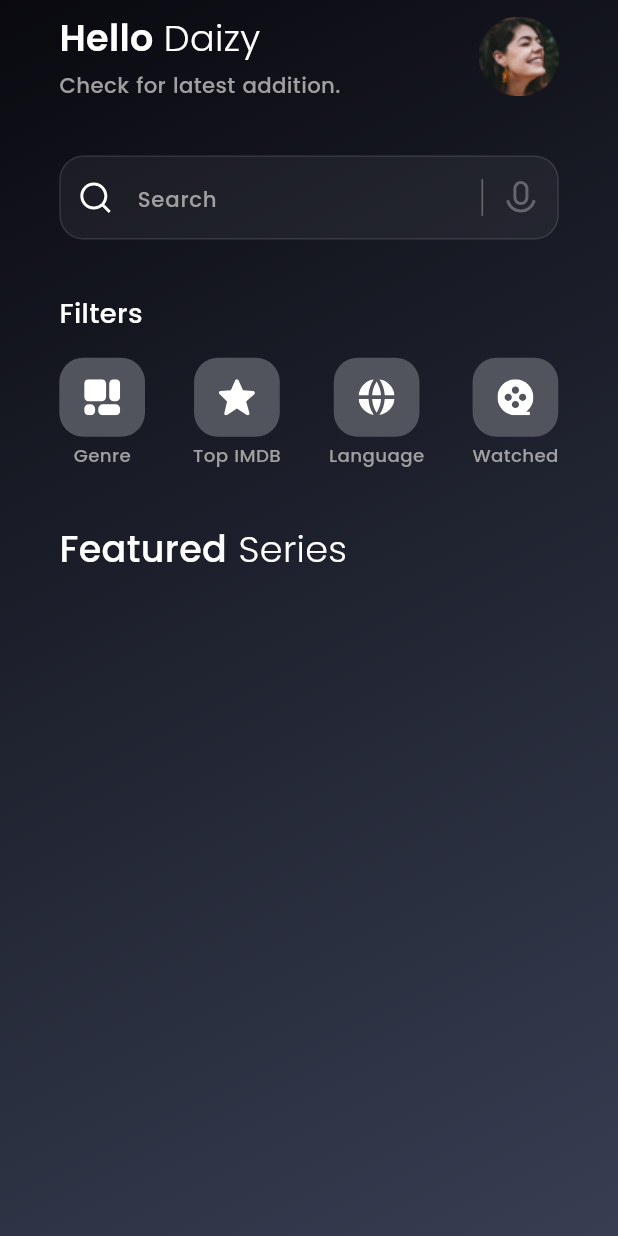
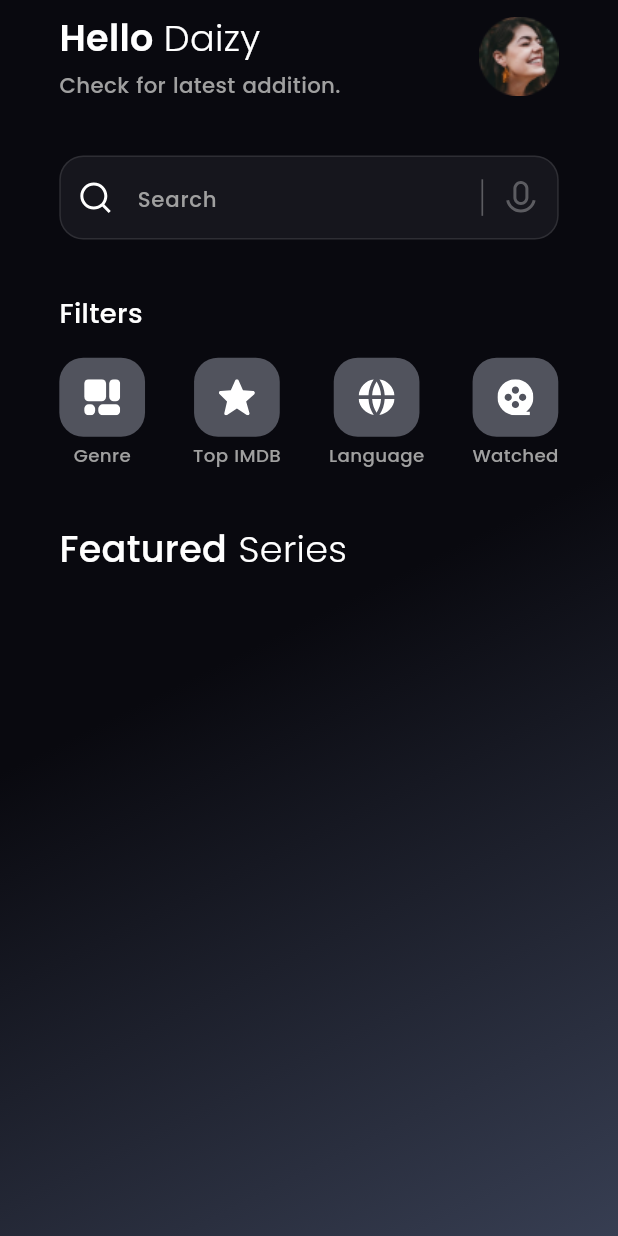
Before and after one commit to hashimsaffarini/Intersect_Task, a Flutter app: the screen it shows after launch, on a phone screen of 412 x 824 dp. Run offline on Flutter 3.47's test engine with Material 3 defaults, Android fonts, the phone set to English and light mode, and no system bars; our stand-ins replace cached_network_image, dartz, dio, flutter_bloc, flutter_dotenv, flutter_screenutil and 5 more; generated files the repository leaves out were written again; network calls fail.

Commit message:
Add primary color to gradient in HomeScreenBody widget

```diff
--- a/lib/features/home/ui/widgets/home_screen_body.dart
+++ b/lib/features/home/ui/widgets/home_screen_body.dart
@@ -24,6 +24,7 @@ class HomeScreenBody extends StatelessWidget {
           begin: Alignment.topLeft,
           end: Alignment.bottomRight,
           colors: [
+            AppColors.primaryColor,
             AppColors.primaryColor,
             Color(0xff373E52),
           ],
```
